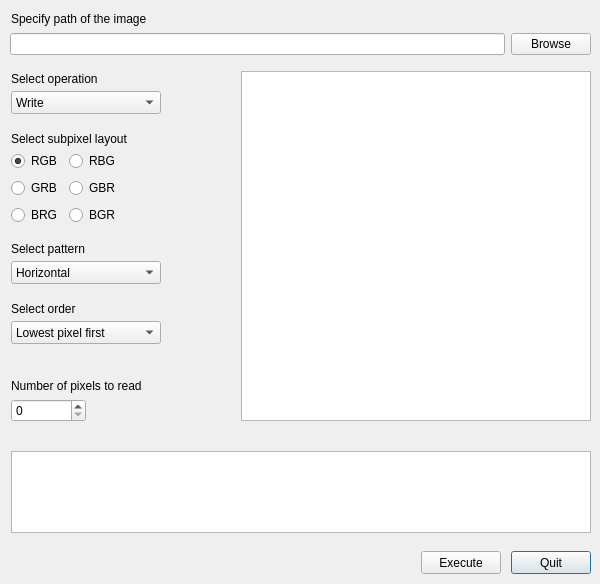
First picture: the form in steganoCracker.ui, repository tTargiel/steganoCracker, before the edit.
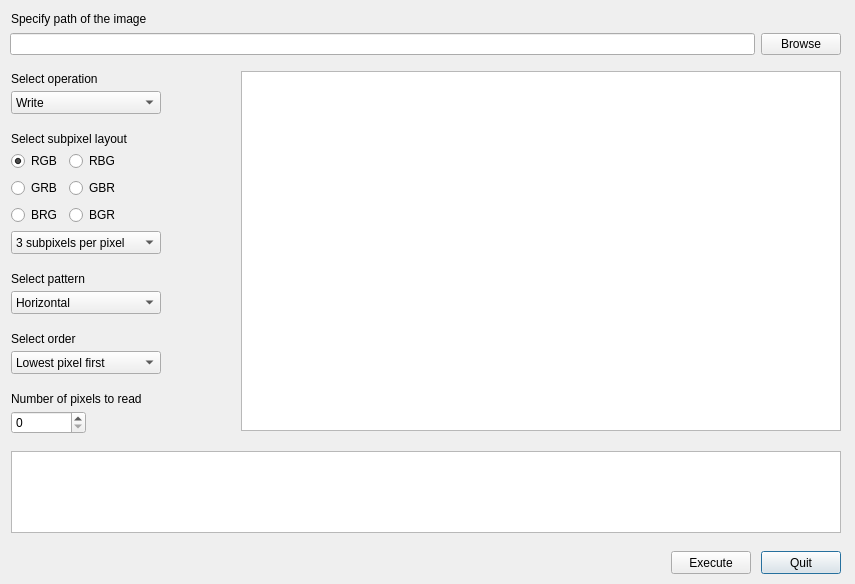
Second picture: the form after the edit.

Commit message: Implemented writeHidden function, added option to specify subpixels LSb modification

What changed in the file:
```diff
--- a/steganoCracker.ui
+++ b/steganoCracker.ui
@@ -6,7 +6,7 @@
    <rect>
     <x>0</x>
     <y>0</y>
-    <width>600</width>
+    <width>855</width>
     <height>584</height>
    </rect>
   </property>
@@ -70,8 +70,8 @@
     <rect>
      <x>241</x>
      <y>71</y>
-     <width>350</width>
-     <height>350</height>
+     <width>600</width>
+     <height>360</height>
     </rect>
    </property>
    <property name="focusPolicy">
@@ -83,7 +83,7 @@
     <rect>
      <x>10</x>
      <y>32</y>
-     <width>581</width>
+     <width>831</width>
      <height>25</height>
     </rect>
    </property>
@@ -177,7 +177,7 @@
    <property name="geometry">
     <rect>
      <x>11</x>
-     <y>241</y>
+     <y>271</y>
      <width>200</width>
      <height>16</height>
     </rect>
@@ -190,7 +190,7 @@
    <property name="geometry">
     <rect>
      <x>11</x>
-     <y>261</y>
+     <y>291</y>
      <width>150</width>
      <height>23</height>
     </rect>
@@ -215,7 +215,7 @@
    <property name="geometry">
     <rect>
      <x>11</x>
-     <y>301</y>
+     <y>331</y>
      <width>200</width>
      <height>16</height>
     </rect>
@@ -228,7 +228,7 @@
    <property name="geometry">
     <rect>
      <x>11</x>
-     <y>321</y>
+     <y>351</y>
      <width>150</width>
      <height>23</height>
     </rect>
@@ -248,8 +248,8 @@
    <property name="geometry">
     <rect>
      <x>11</x>
-     <y>378</y>
-     <width>200</width>
+     <y>391</y>
+     <width>151</width>
      <height>16</height>
     </rect>
    </property>
@@ -262,7 +262,7 @@
     <rect>
      <x>11</x>
      <y>451</y>
-     <width>580</width>
+     <width>830</width>
      <height>82</height>
     </rect>
    </property>
@@ -279,7 +279,7 @@
   <widget class="QPushButton" name="pushButton_quit">
    <property name="geometry">
     <rect>
-     <x>511</x>
+     <x>761</x>
      <y>551</y>
      <width>80</width>
      <height>23</height>
@@ -296,7 +296,7 @@
    <property name="geometry">
     <rect>
      <x>11</x>
-     <y>399</y>
+     <y>411</y>
      <width>75</width>
      <height>23</height>
     </rect>
@@ -308,7 +308,7 @@
   <widget class="QPushButton" name="pushButton_execute">
    <property name="geometry">
     <rect>
-     <x>421</x>
+     <x>671</x>
      <y>551</y>
      <width>80</width>
      <height>23</height>
@@ -321,6 +321,26 @@
     <string>Execute</string>
    </property>
   </widget>
+  <widget class="QComboBox" name="comboBox_subpixels">
+   <property name="geometry">
+    <rect>
+     <x>11</x>
+     <y>231</y>
+     <width>150</width>
+     <height>23</height>
+    </rect>
+   </property>
+   <item>
+    <property name="text">
+     <string>3 subpixels per pixel</string>
+    </property>
+   </item>
+   <item>
+    <property name="text">
+     <string>1 subpixel per pixel</string>
+    </property>
+   </item>
+  </widget>
  </widget>
  <tabstops>
   <tabstop>lineEdit_path</tabstop>
```
The commit also changes 3 other files.
